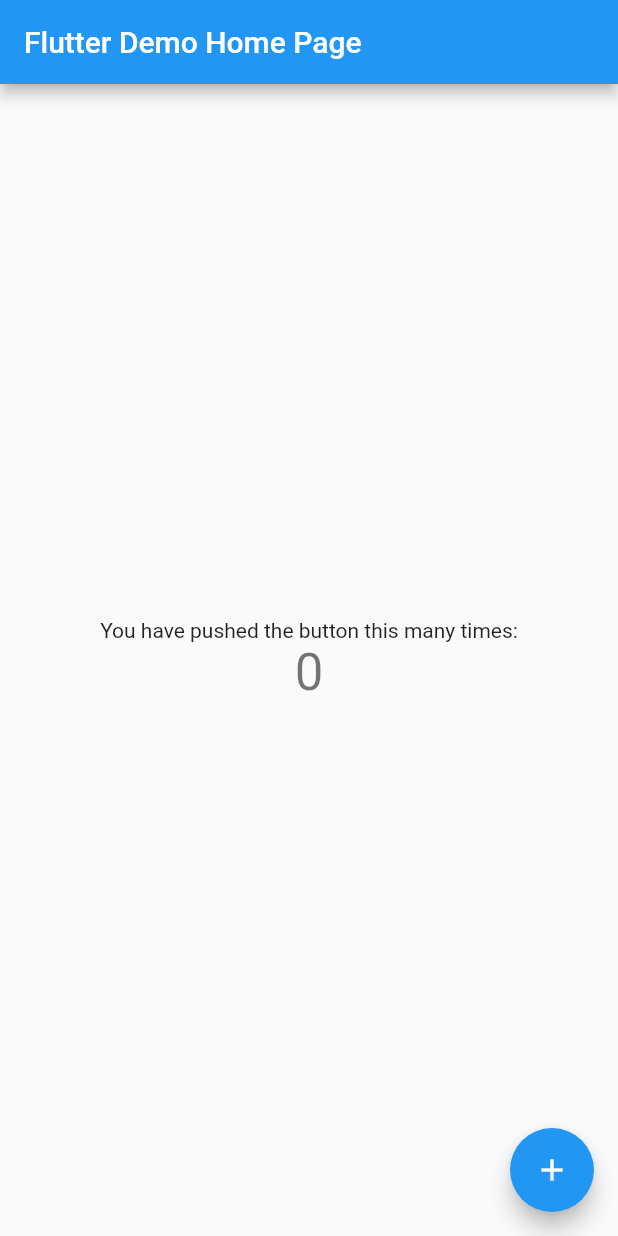
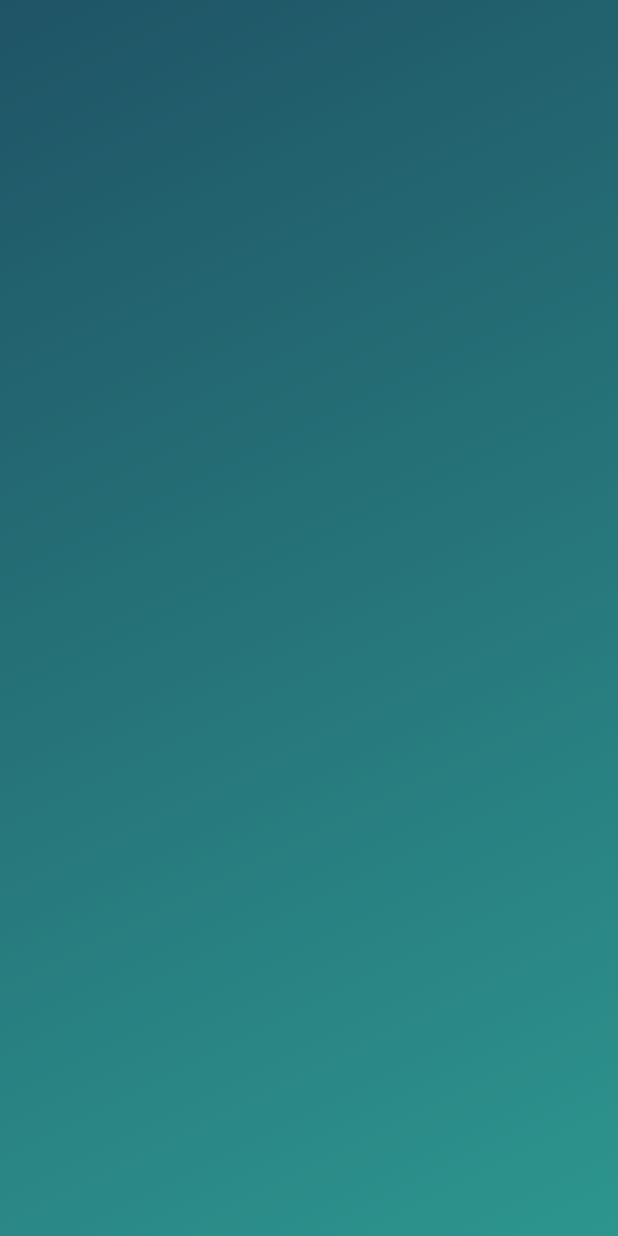
Before and after one commit to Alxelio/Target_Sistemas_Prova_Flutter, a Flutter app: the screen it shows after launch, on a phone screen of 412 x 824 dp. Run offline on Flutter 3.47's test engine with Material 2 defaults, Android fonts, the phone set to English and light mode, and no system bars.

Commit message:
Add BoxDecoration to the screen
Signed-off-by: Auccelio <auxerreauccelio@gmail.com>

```diff
--- a/Target_Sistemas_Prova_Flutter/lib/main.dart
+++ b/Target_Sistemas_Prova_Flutter/lib/main.dart
@@ -1,115 +1,41 @@
 import 'package:flutter/material.dart';
 
-void main() {
-  runApp(const MyApp());
+void main(){
+  runApp(MyApp(),);
 }
 
 class MyApp extends StatelessWidget {
-  const MyApp({Key? key}) : super(key: key);
+  //const MyApp({super.key});
 
-  // This widget is the root of your application.
   @override
   Widget build(BuildContext context) {
     return MaterialApp(
-      title: 'Flutter Demo',
-      theme: ThemeData(
-        // This is the theme of your application.
-        //
-        // Try running your application with "flutter run". You'll see the
-        // application has a blue toolbar. Then, without quitting the app, try
-        // changing the primarySwatch below to Colors.green and then invoke
-        // "hot reload" (press "r" in the console where you ran "flutter run",
-        // or simply save your changes to "hot reload" in a Flutter IDE).
-        // Notice that the counter didn't reset back to zero; the application
-        // is not restarted.
-        primarySwatch: Colors.blue,
-      ),
-      home: const MyHomePage(title: 'Flutter Demo Home Page'),
+      debugShowCheckedModeBanner: false,
+      home: LoginPage(),
     );
   }
 }
 
-class MyHomePage extends StatefulWidget {
-  const MyHomePage({Key? key, required this.title}) : super(key: key);
 
-  // This widget is the home page of your application. It is stateful, meaning
-  // that it has a State object (defined below) that contains fields that affect
-  // how it looks.
-
-  // This class is the configuration for the state. It holds the values (in this
-  // case the title) provided by the parent (in this case the App widget) and
-  // used by the build method of the State. Fields in a Widget subclass are
-  // always marked "final".
-
-  final String title;
-
-  @override
-  State<MyHomePage> createState() => _MyHomePageState();
-}
-
-class _MyHomePageState extends State<MyHomePage> {
-  int _counter = 0;
-
-  void _incrementCounter() {
-    setState(() {
-      // This call to setState tells the Flutter framework that something has
-      // changed in this State, which causes it to rerun the build method below
-      // so that the display can reflect the updated values. If we changed
-      // _counter without calling setState(), then the build method would not be
-      // called again, and so nothing would appear to happen.
-      _counter++;
-    });
-  }
+class LoginPage extends StatelessWidget {
+  //const LoginPage({super.key});
 
   @override
   Widget build(BuildContext context) {
-    // This method is rerun every time setState is called, for instance as done
-    // by the _incrementCounter method above.
-    //
-    // The Flutter framework has been optimized to make rerunning build methods
-    // fast, so that you can just rebuild anything that needs updating rather
-    // than having to individually change instances of widgets.
-    return Scaffold(
-      appBar: AppBar(
-        // Here we take the value from the MyHomePage object that was created by
-        // the App.build method, and use it to set our appbar title.
-        title: Text(widget.title),
-      ),
-      body: Center(
-        // Center is a layout widget. It takes a single child and positions it
-        // in the middle of the parent.
-        child: Column(
-          // Column is also a layout widget. It takes a list of children and
-          // arranges them vertically. By default, it sizes itself to fit its
-          // children horizontally, and tries to be as tall as its parent.
-          //
-          // Invoke "debug painting" (press "p" in the console, choose the
-          // "Toggle Debug Paint" action from the Flutter Inspector in Android
-          // Studio, or the "Toggle Debug Paint" command in Visual Studio Code)
-          // to see the wireframe for each widget.
-          //
-          // Column has various properties to control how it sizes itself and
-          // how it positions its children. Here we use mainAxisAlignment to
-          // center the children vertically; the main axis here is the vertical
-          // axis because Columns are vertical (the cross axis would be
-          // horizontal).
-          mainAxisAlignment: MainAxisAlignment.center,
-          children: <Widget>[
-            const Text(
-              'You have pushed the button this many times:',
+    return SafeArea(
+      child: Scaffold(
+        body: Container(
+          decoration: BoxDecoration(
+            gradient: LinearGradient(colors: [Color(0xFF1F5466), //rgba(31,84,102,255)
+             Color(0xFF2D958E)], // rgba(45,149,142,255)
+              begin: Alignment.topLeft,
+              end: Alignment.bottomRight,
             ),
-            Text(
-              '$_counter',
-              style: Theme.of(context).textTheme.headline4,
-            ),
-          ],
+          ),
         ),
       ),
-      floatingActionButton: FloatingActionButton(
-        onPressed: _incrementCounter,
-        tooltip: 'Increment',
-        child: const Icon(Icons.add),
-      ), // This trailing comma makes auto-formatting nicer for build methods.
     );
   }
 }
+
+//Color(0xFF44BD6E)       rgba(68,189,110,255) verde
```
Also changed, not shown: 1 other file.
